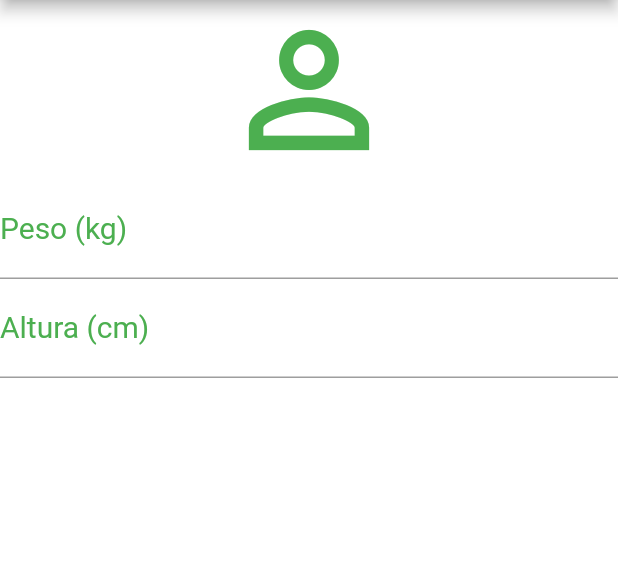
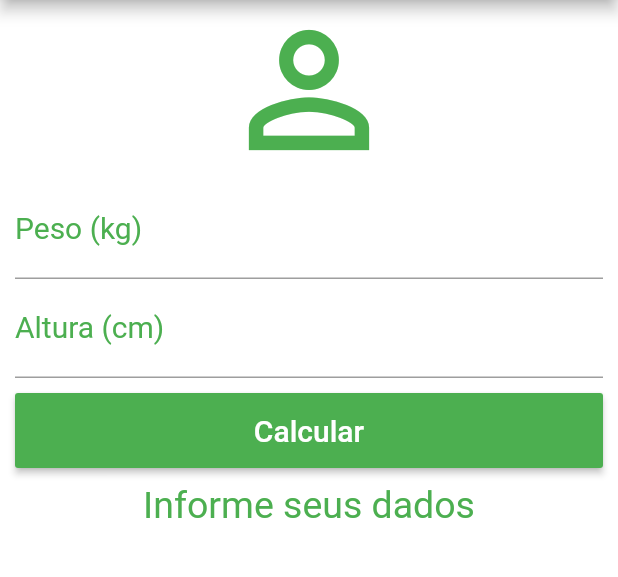
Before and after one commit to Lucas15andrade/calculadora-imc-flutter, a Flutter app: the screen it shows after launch, on a phone screen of 412 x 824 dp, the part 84-661 px from its top. Run offline on Flutter 3.47's test engine with Material 2 defaults, Android fonts, the phone set to English and light mode, and no system bars.

Commit message:
Conclusão

```diff
--- a/lib/main.dart
+++ b/lib/main.dart
@@ -10,6 +10,41 @@ class Home extends StatefulWidget {
 }
 
 class _HomeState extends State<Home> {
+  TextEditingController _weightController = TextEditingController();
+  TextEditingController _heightController = TextEditingController();
+
+  GlobalKey<FormState> _globalKey = GlobalKey();
+
+  String _text = "Informe seus dados";
+
+  void resetFields() {
+    _weightController.text = "";
+    _heightController.text = "";
+    setState(() {
+      _text = "Informe seus dados";
+      _globalKey = GlobalKey<FormState>();
+    });
+  }
+
+  void changeText(String newText) {
+    setState(() {
+      _text = newText;
+    });
+  }
+
+  void _calculate() {
+    setState(() {
+      double weight = double.parse(_weightController.text);
+      double height = double.parse(_heightController.text) / 100;
+
+      double imc = weight / (height * height);
+
+      if (imc < 18.6) {
+        _text = "Abaixo do peso (${imc.toStringAsPrecision(4)})";
+      }
+    });
+  }
+
   @override
   Widget build(BuildContext context) {
     return Scaffold(
@@ -20,33 +55,71 @@ class _HomeState extends State<Home> {
           actions: <Widget>[
             IconButton(
               icon: Icon(Icons.refresh),
-            onPressed: () {},
+              onPressed: resetFields,
             )
           ],
         ),
         backgroundColor: Colors.white,
-      body: Column(
+        body: SingleChildScrollView(
+            padding: EdgeInsets.fromLTRB(10.0, 0.0, 10.0, 0.0),
+            child: Form(
+              key: _globalKey,
+              child: Column(
                 crossAxisAlignment: CrossAxisAlignment.stretch,
                 children: <Widget>[
                   Icon(Icons.person_outline, size: 120, color: Colors.green),
-          TextField(
+                  TextFormField(
                     keyboardType: TextInputType.number,
                     decoration: InputDecoration(
                         labelText: "Peso (kg)",
                         labelStyle: TextStyle(color: Colors.green)),
                     textAlign: TextAlign.center,
                     style: TextStyle(color: Colors.green, fontSize: 20),
+                    controller: _weightController,
+                    validator: (value) {
+                      if (value.isEmpty) {
+                        return "Insira seu peso!";
+                      }
+                    },
                   ),
-          TextField(
+                  TextFormField(
                     keyboardType: TextInputType.number,
                     decoration: InputDecoration(
                         labelText: "Altura (cm)",
                         labelStyle: TextStyle(color: Colors.green)),
                     textAlign: TextAlign.center,
                     style: TextStyle(color: Colors.green, fontSize: 20),
+                    controller: _heightController,
+                    validator: (value) {
+                      if (value.isEmpty) {
+                        return "Insira sua altura!";
+                      }
+                    },
+                  ),
+                  Padding(
+                    padding: EdgeInsets.only(top: 10.0, bottom: 10.0),
+                    child: Container(
+                        height: 50,
+                        child: RaisedButton(
+                          onPressed: () {
+                            if(_globalKey.currentState.validate()){
+                              _calculate();
+                            }
+                          },
+                          child: Text(
+                            "Calcular",
+                            style: TextStyle(color: Colors.white, fontSize: 20),
+                          ),
+                          color: Colors.green,
+                        )),
+                  ),
+                  Text(
+                    _text,
+                    textAlign: TextAlign.center,
+                    style: TextStyle(color: Colors.green, fontSize: 25),
                   )
                 ],
               ),
-    );
+            )));
   }
 }
```
Lines whose indentation alone changed are shown as unchanged.
